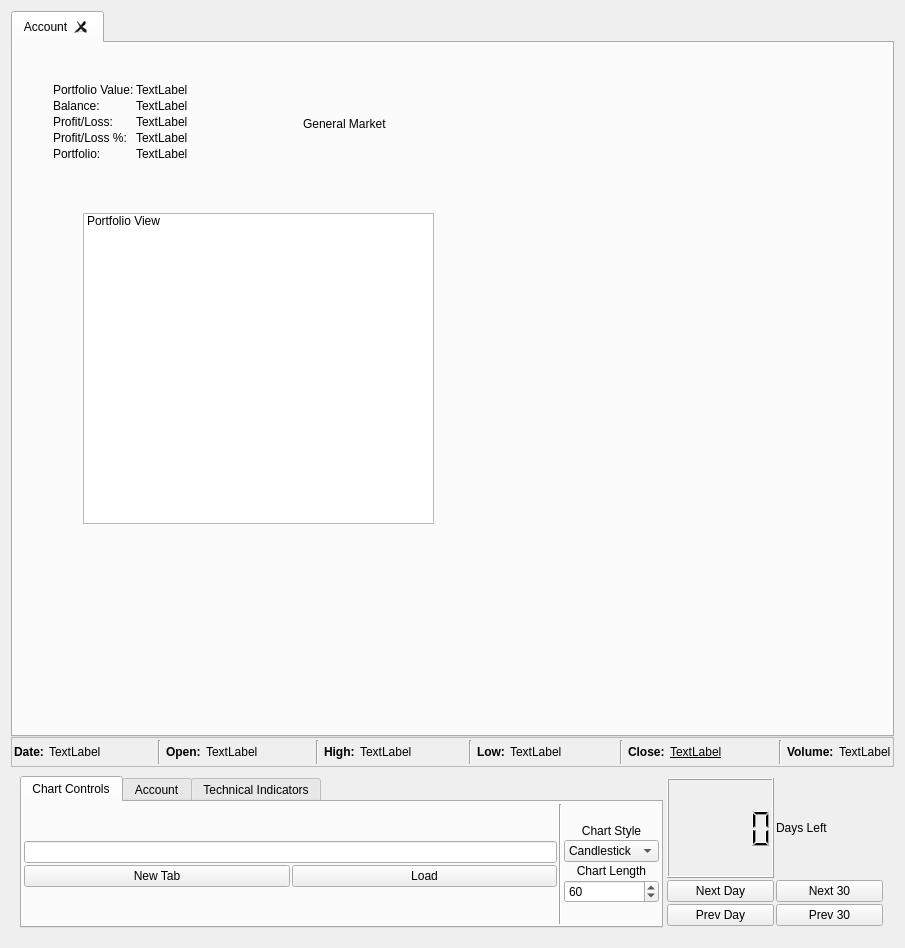
Above: chartWidget.ui from ellamental/pyTrade before the change. Below: the same form after it.
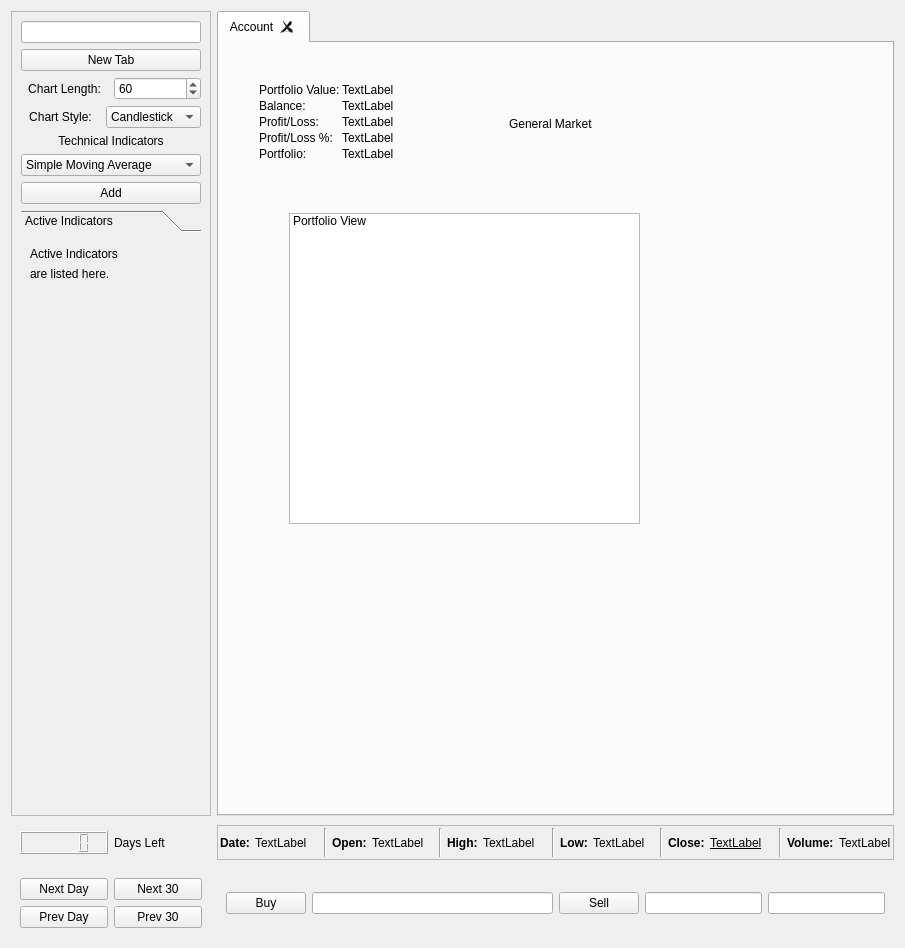
That is the form after the change.

Commit message: Added a very ugly version of chart profiles, this commit needs some refactoring!

```diff
--- a/chartWidget.ui
+++ b/chartWidget.ui
@@ -13,11 +13,218 @@
   <property name="windowTitle">
    <string>Trender</string>
   </property>
-  <layout class="QVBoxLayout" name="verticalLayout">
-   <property name="spacing">
-    <number>0</number>
-   </property>
-   <item>
+  <layout class="QGridLayout" name="gridLayout">
+   <item row="0" column="0">
+    <widget class="QFrame" name="frame_chartControls">
+     <property name="minimumSize">
+      <size>
+       <width>200</width>
+       <height>0</height>
+      </size>
+     </property>
+     <property name="maximumSize">
+      <size>
+       <width>220</width>
+       <height>16777215</height>
+      </size>
+     </property>
+     <property name="frameShape">
+      <enum>QFrame::StyledPanel</enum>
+     </property>
+     <property name="frameShadow">
+      <enum>QFrame::Raised</enum>
+     </property>
+     <layout class="QVBoxLayout" name="verticalLayout_3">
+      <item>
+       <widget class="QLineEdit" name="symbolEntry"/>
+      </item>
+      <item>
+       <widget class="QPushButton" name="newTab">
+        <property name="text">
+         <string>New Tab</string>
+        </property>
+       </widget>
+      </item>
+      <item>
+       <layout class="QHBoxLayout" name="horizontalLayout">
+        <item>
+         <widget class="QLabel" name="label_3">
+          <property name="text">
+           <string>Chart Length:</string>
+          </property>
+          <property name="alignment">
+           <set>Qt::AlignCenter</set>
+          </property>
+         </widget>
+        </item>
+        <item>
+         <widget class="QSpinBox" name="chartLength">
+          <property name="minimum">
+           <number>10</number>
+          </property>
+          <property name="maximum">
+           <number>600</number>
+          </property>
+          <property name="singleStep">
+           <number>10</number>
+          </property>
+          <property name="value">
+           <number>60</number>
+          </property>
+         </widget>
+        </item>
+       </layout>
+      </item>
+      <item>
+       <layout class="QHBoxLayout" name="horizontalLayout_4">
+        <item>
+         <widget class="QLabel" name="label">
+          <property name="text">
+           <string>Chart Style:</string>
+          </property>
+          <property name="alignment">
+           <set>Qt::AlignCenter</set>
+          </property>
+         </widget>
+        </item>
+        <item>
+         <widget class="QComboBox" name="chartStyle">
+          <item>
+           <property name="text">
+            <string>Candlestick</string>
+           </property>
+          </item>
+          <item>
+           <property name="text">
+            <string>OHLC</string>
+           </property>
+          </item>
+          <item>
+           <property name="text">
+            <string>HLC</string>
+           </property>
+          </item>
+          <item>
+           <property name="text">
+            <string>Bar</string>
+           </property>
+          </item>
+          <item>
+           <property name="text">
+            <string>Dot</string>
+           </property>
+          </item>
+          <item>
+           <property name="text">
+            <string>Line</string>
+           </property>
+          </item>
+         </widget>
+        </item>
+       </layout>
+      </item>
+      <item>
+       <widget class="QLabel" name="label_4">
+        <property name="text">
+         <string>Technical Indicators</string>
+        </property>
+        <property name="alignment">
+         <set>Qt::AlignCenter</set>
+        </property>
+       </widget>
+      </item>
+      <item>
+       <widget class="QComboBox" name="newIndicator">
+        <item>
+         <property name="text">
+          <string>Simple Moving Average</string>
+         </property>
+        </item>
+        <item>
+         <property name="text">
+          <string>Weighted Moving Average</string>
+         </property>
+        </item>
+        <item>
+         <property name="text">
+          <string>Exponential Moving Average</string>
+         </property>
+        </item>
+        <item>
+         <property name="text">
+          <string>Bollinger Bands</string>
+         </property>
+        </item>
+       </widget>
+      </item>
+      <item>
+       <widget class="QPushButton" name="addIndicator">
+        <property name="text">
+         <string>Add</string>
+        </property>
+       </widget>
+      </item>
+      <item>
+       <widget class="QToolBox" name="indicators">
+        <property name="currentIndex">
+         <number>0</number>
+        </property>
+        <widget class="QWidget" name="FirstPage">
+         <property name="geometry">
+          <rect>
+           <x>0</x>
+           <y>0</y>
+           <width>174</width>
+           <height>598</height>
+          </rect>
+         </property>
+         <attribute name="label">
+          <string>Active Indicators</string>
+         </attribute>
+         <layout class="QVBoxLayout" name="verticalLayout">
+          <item>
+           <layout class="QHBoxLayout" name="horizontalLayout_6">
+            <item>
+             <widget class="QLabel" name="label_5">
+              <property name="text">
+               <string>Active Indicators</string>
+              </property>
+             </widget>
+            </item>
+           </layout>
+          </item>
+          <item>
+           <layout class="QHBoxLayout" name="horizontalLayout_9">
+            <item>
+             <widget class="QLabel" name="label_6">
+              <property name="text">
+               <string>are listed here.</string>
+              </property>
+             </widget>
+            </item>
+           </layout>
+          </item>
+          <item>
+           <spacer name="verticalSpacer">
+            <property name="orientation">
+             <enum>Qt::Vertical</enum>
+            </property>
+            <property name="sizeHint" stdset="0">
+             <size>
+              <width>20</width>
+              <height>40</height>
+             </size>
+            </property>
+           </spacer>
+          </item>
+         </layout>
+        </widget>
+       </widget>
+      </item>
+     </layout>
+    </widget>
+   </item>
+   <item row="0" column="1">
     <widget class="QTabWidget" name="chartTabs">
      <property name="currentIndex">
       <number>0</number>
@@ -154,7 +361,7 @@
      </widget>
     </widget>
    </item>
-   <item>
+   <item row="1" column="1">
     <widget class="QFrame" name="currentDayPrices">
      <property name="minimumSize">
       <size>
@@ -413,441 +620,130 @@
      </layout>
     </widget>
    </item>
-   <item>
-    <widget class="QFrame" name="frame">
+   <item row="2" column="0">
+    <widget class="QFrame" name="frame_timeControls">
+     <property name="minimumSize">
+      <size>
+       <width>200</width>
+       <height>0</height>
+      </size>
+     </property>
+     <property name="maximumSize">
+      <size>
+       <width>220</width>
+       <height>160</height>
+      </size>
+     </property>
+     <layout class="QGridLayout" name="gridLayout_2">
+      <item row="0" column="0">
+       <widget class="QPushButton" name="nextDay">
+        <property name="text">
+         <string>Next Day</string>
+        </property>
+       </widget>
+      </item>
+      <item row="0" column="1">
+       <widget class="QPushButton" name="next30">
+        <property name="text">
+         <string>Next 30</string>
+        </property>
+       </widget>
+      </item>
+      <item row="1" column="0">
+       <widget class="QPushButton" name="prevDay">
+        <property name="text">
+         <string>Prev Day</string>
+        </property>
+       </widget>
+      </item>
+      <item row="1" column="1">
+       <widget class="QPushButton" name="prev30">
+        <property name="text">
+         <string>Prev 30</string>
+        </property>
+       </widget>
+      </item>
+     </layout>
+     <zorder>label_daysLeft</zorder>
+     <zorder>daysLeft</zorder>
+     <zorder>prevDay</zorder>
+     <zorder>prev30</zorder>
+     <zorder>next30</zorder>
+     <zorder>nextDay</zorder>
+    </widget>
+   </item>
+   <item row="2" column="1">
+    <widget class="QFrame" name="frame_buysell">
      <property name="minimumSize">
       <size>
        <width>0</width>
-       <height>140</height>
+       <height>40</height>
       </size>
      </property>
      <property name="maximumSize">
       <size>
        <width>16777215</width>
-       <height>170</height>
+       <height>40</height>
       </size>
      </property>
-     <layout class="QHBoxLayout" name="horizontalLayout_3">
-      <property name="spacing">
-       <number>2</number>
-      </property>
+     <layout class="QHBoxLayout" name="horizontalLayout_7">
       <item>
-       <widget class="QTabWidget" name="tabWidget">
-        <property name="maximumSize">
-         <size>
-          <width>16777215</width>
-          <height>160</height>
-         </size>
-        </property>
-        <property name="currentIndex">
-         <number>0</number>
-        </property>
-        <widget class="QWidget" name="chartControls">
-         <attribute name="title">
-          <string>Chart Controls</string>
-         </attribute>
-         <layout class="QHBoxLayout" name="horizontalLayout_4">
-          <property name="spacing">
-           <number>2</number>
+       <layout class="QHBoxLayout" name="horizontalLayout_5">
+        <item>
+         <widget class="QPushButton" name="buy">
+          <property name="text">
+           <string>Buy</string>
           </property>
-          <property name="margin">
-           <number>2</number>
+         </widget>
+        </item>
+        <item>
+         <widget class="QLineEdit" name="buyShares"/>
+        </item>
+       </layout>
+      </item>
+      <item>
+       <layout class="QHBoxLayout" name="horizontalLayout_3">
+        <item>
+         <widget class="QPushButton" name="sell">
+          <property name="text">
+           <string>Sell</string>
           </property>
-          <item>
-           <layout class="QVBoxLayout" name="verticalLayout_2">
-            <property name="spacing">
-             <number>2</number>
-            </property>
-            <item>
-             <spacer name="verticalSpacer">
-              <property name="orientation">
-               <enum>Qt::Vertical</enum>
-              </property>
-              <property name="sizeHint" stdset="0">
-               <size>
-                <width>20</width>
-                <height>40</height>
-               </size>
-              </property>
-             </spacer>
-            </item>
-            <item>
-             <widget class="QLineEdit" name="symbolEntry"/>
-            </item>
-            <item>
-             <layout class="QHBoxLayout" name="horizontalLayout">
-              <item>
-               <widget class="QPushButton" name="newTab">
-                <property name="text">
-                 <string>New Tab</string>
-                </property>
-               </widget>
-              </item>
-              <item>
-               <widget class="QPushButton" name="loadSymbol">
-                <property name="text">
-                 <string>Load</string>
-                </property>
-               </widget>
-              </item>
-             </layout>
-            </item>
-            <item>
-             <spacer name="verticalSpacer_2">
-              <property name="orientation">
-               <enum>Qt::Vertical</enum>
-              </property>
-              <property name="sizeHint" stdset="0">
-               <size>
-                <width>20</width>
-                <height>40</height>
-               </size>
-              </property>
-             </spacer>
-            </item>
-           </layout>
-          </item>
-          <item>
-           <widget class="Line" name="line">
-            <property name="orientation">
-             <enum>Qt::Vertical</enum>
-            </property>
-           </widget>
-          </item>
-          <item>
-           <layout class="QVBoxLayout" name="verticalLayout_4">
-            <property name="spacing">
-             <number>2</number>
-            </property>
-            <item>
-             <spacer name="verticalSpacer_5">
-              <property name="orientation">
-               <enum>Qt::Vertical</enum>
-              </property>
-              <property name="sizeHint" stdset="0">
-               <size>
-                <width>20</width>
-                <height>40</height>
-               </size>
-              </property>
-             </spacer>
-            </item>
-            <item>
-             <widget class="QLabel" name="label">
-              <property name="text">
-               <string>Chart Style</string>
-              </property>
-              <property name="alignment">
-               <set>Qt::AlignCenter</set>
-              </property>
-             </widget>
-            </item>
-            <item>
-             <widget class="QComboBox" name="chartStyle">
-              <item>
-               <property name="text">
-                <string>Candlestick</string>
-               </property>
-              </item>
-              <item>
-               <property name="text">
-                <string>OHLC</string>
-               </property>
-              </item>
-              <item>
-               <property name="text">
-                <string>HLC</string>
-               </property>
-              </item>
-              <item>
-               <property name="text">
-                <string>Bar</string>
-               </property>
-              </item>
-              <item>
-               <property name="text">
-                <string>Dot</string>
-               </property>
-              </item>
-              <item>
-               <property name="text">
-                <string>Line</string>
-               </property>
-              </item>
-             </widget>
-            </item>
-            <item>
-             <widget class="QLabel" name="label_3">
-              <property name="text">
-               <string>Chart Length</string>
-              </property>
-              <property name="alignment">
-               <set>Qt::AlignCenter</set>
-              </property>
-             </widget>
-            </item>
-            <item>
-             <widget class="QSpinBox" name="chartLength">
-              <property name="minimum">
-               <number>10</number>
-              </property>
-              <property name="maximum">
-               <number>600</number>
-              </property>
-              <property name="singleStep">
-               <number>10</number>
-              </property>
-              <property name="value">
-               <number>60</number>
-              </property>
-             </widget>
-            </item>
-            <item>
-             <spacer name="verticalSpacer_6">
-              <property name="orientation">
-               <enum>Qt::Vertical</enum>
-              </property>
-              <property name="sizeHint" stdset="0">
-               <size>
-                <width>20</width>
-                <height>40</height>
-               </size>
-              </property>
-             </spacer>
-            </item>
-           </layout>
-          </item>
-         </layout>
-        </widget>
-        <widget class="QWidget" name="account">
-         <attribute name="title">
-          <string>Account</string>
-         </attribute>
-         <layout class="QHBoxLayout" name="horizontalLayout_8">
-          <item>
-           <layout class="QVBoxLayout" name="verticalLayout_5">
-            <item>
-             <layout class="QHBoxLayout" name="horizontalLayout_5">
-              <item>
-               <widget class="QPushButton" name="buy">
-                <property name="text">
-                 <string>Buy</string>
-                </property>
-               </widget>
-              </item>
-              <item>
-               <widget class="QLineEdit" name="buyShares"/>
-              </item>
-             </layout>
-            </item>
-            <item>
-             <layout class="QHBoxLayout" name="horizontalLayout_7">
-              <item>
-               <widget class="QPushButton" name="sell">
-                <property name="text">
-                 <string>Sell</string>
-                </property>
-               </widget>
-              </item>
-              <item>
-               <widget class="QLineEdit" name="sellShares"/>
-              </item>
-              <item>
-               <widget class="QLineEdit" name="stopLoss"/>
-              </item>
-             </layout>
-            </item>
-           </layout>
-          </item>
-          <item>
-           <widget class="Line" name="line_3">
-            <property name="orientation">
-             <enum>Qt::Vertical</enum>
-            </property>
-           </widget>
-          </item>
-          <item>
-           <spacer name="horizontalSpacer_6">
-            <property name="orientation">
-             <enum>Qt::Horizontal</enum>
-            </property>
-            <property name="sizeHint" stdset="0">
-             <size>
-              <width>40</width>
-              <height>20</height>
-             </size>
-            </property>
-           </spacer>
-          </item>
-         </layout>
-        </widget>
-        <widget class="QWidget" name="technicalIndicators">
-         <attribute name="title">
-          <string>Technical Indicators</string>
-         </attribute>
-         <layout class="QHBoxLayout" name="horizontalLayout_6">
-          <property name="spacing">
-           <number>2</number>
-          </property>
-          <property name="margin">
-           <number>2</number>
-          </property>
-          <item>
-           <layout class="QGridLayout" name="gridLayout_3">
-            <property name="spacing">
-             <number>2</number>
-            </property>
-            <item row="0" column="0">
-             <widget class="QPushButton" name="sma">
-              <property name="text">
-               <string>sma</string>
-              </property>
-             </widget>
-            </item>
-            <item row="0" column="1">
-             <widget class="QPushButton" name="wma">
-              <property name="text">
-               <string>wma</string>
-              </property>
-             </widget>
-            </item>
-            <item row="1" column="0">
-             <widget class="QPushButton" name="macd">
-              <property name="text">
-               <string>macd</string>
-              </property>
-             </widget>
-            </item>
-            <item row="1" column="1">
-             <widget class="QPushButton" name="ema">
-              <property name="text">
-               <string>ema</string>
-              </property>
-             </widget>
-            </item>
-            <item row="2" column="0">
-             <widget class="QPushButton" name="bollingerBands">
-              <property name="text">
-               <string>Bollinger Bands</string>
-              </property>
-             </widget>
-            </item>
-            <item row="2" column="1">
-             <widget class="QPushButton" name="donchianChannel">
-              <property name="text">
-               <string>donchianChannel</string>
-              </property>
-             </widget>
-            </item>
-           </layout>
-          </item>
-          <item>
-           <widget class="Line" name="line_10">
-            <property name="orientation">
-             <enum>Qt::Vertical</enum>
-            </property>
-           </widget>
-          </item>
-          <item>
-           <layout class="QFormLayout" name="formLayout_2">
-            <property name="horizontalSpacing">
-             <number>2</number>
-            </property>
-            <property name="verticalSpacing">
-             <number>2</number>
-            </property>
-            <item row="0" column="0">
-             <widget class="QLabel" name="label_shortPeriod">
-              <property name="text">
-               <string>Short Period:</string>
-              </property>
-             </widget>
-            </item>
-            <item row="0" column="1">
-             <widget class="QLineEdit" name="shortPeriod"/>
-            </item>
-            <item row="1" column="0">
-             <widget class="QLabel" name="label_longPeriod">
-              <property name="text">
-               <string>Long Period:</string>
-              </property>
-             </widget>
-            </item>
-            <item row="1" column="1">
-             <widget class="QLineEdit" name="longPeriod"/>
-            </item>
-           </layout>
-          </item>
-         </layout>
-        </widget>
-       </widget>
+         </widget>
+        </item>
+        <item>
+         <widget class="QLineEdit" name="sellShares"/>
+        </item>
+        <item>
+         <widget class="QLineEdit" name="stopLoss"/>
+        </item>
+       </layout>
       </item>
+     </layout>
+    </widget>
+   </item>
+   <item row="1" column="0">
+    <widget class="QFrame" name="frame_daysLeft">
+     <property name="minimumSize">
+      <size>
+       <width>200</width>
+       <height>0</height>
+      </size>
+     </property>
+     <property name="maximumSize">
+      <size>
+       <width>220</width>
+       <height>16777215</height>
+      </size>
+     </property>
+     <layout class="QHBoxLayout" name="horizontalLayout_8">
       <item>
-       <widget class="QFrame" name="frame">
-        <property name="minimumSize">
-         <size>
-          <width>220</width>
-          <height>0</height>
-         </size>
+       <widget class="QLCDNumber" name="daysLeft"/>
+      </item>
+      <item>
+       <widget class="QLabel" name="label_daysLeft">
+        <property name="text">
+         <string>Days Left</string>
         </property>
-        <property name="maximumSize">
-         <size>
-          <width>16777215</width>
-          <height>160</height>
-         </size>
-        </property>
-        <layout class="QGridLayout" name="gridLayout_4">
-         <property name="margin">
-          <number>2</number>
-         </property>
-         <property name="spacing">
-          <number>2</number>
-         </property>
-         <item row="0" column="1">
-          <widget class="QLabel" name="label_daysLeft">
-           <property name="text">
-            <string>Days Left</string>
-           </property>
-          </widget>
-         </item>
-         <item row="0" column="0">
-          <widget class="QLCDNumber" name="daysLeft"/>
-         </item>
-         <item row="2" column="0">
-          <widget class="QPushButton" name="prevDay">
-           <property name="text">
-            <string>Prev Day</string>
-           </property>
-          </widget>
-         </item>
-         <item row="2" column="1">
-          <widget class="QPushButton" name="prev30">
-           <property name="text">
-            <string>Prev 30</string>
-           </property>
-          </widget>
-         </item>
-         <item row="1" column="1">
-          <widget class="QPushButton" name="next30">
-           <property name="text">
-            <string>Next 30</string>
-           </property>
-          </widget>
-         </item>
-         <item row="1" column="0">
-          <widget class="QPushButton" name="nextDay">
-           <property name="text">
-            <string>Next Day</string>
-           </property>
-          </widget>
-         </item>
-        </layout>
-        <zorder>label_daysLeft</zorder>
-        <zorder>daysLeft</zorder>
-        <zorder>prevDay</zorder>
-        <zorder>prev30</zorder>
-        <zorder>next30</zorder>
-        <zorder>nextDay</zorder>
        </widget>
       </item>
      </layout>
```
The commit also changes 2 other files.
